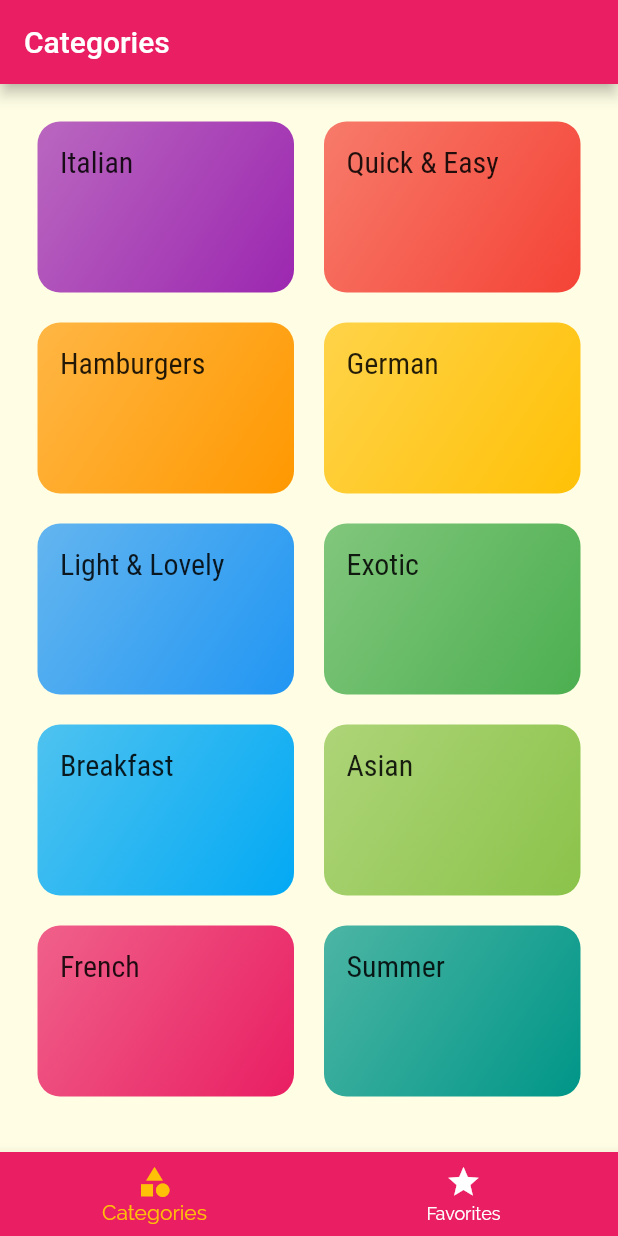
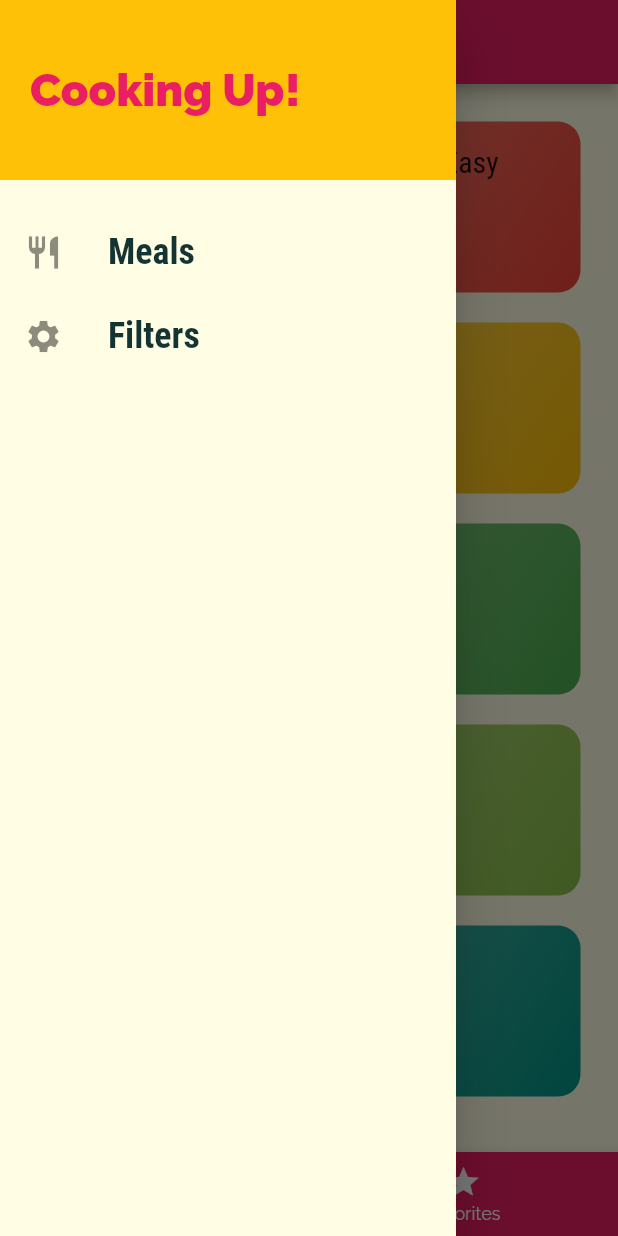
Before and after one commit to isnancahyadi/meals_app, a Flutter app: the screen it shows after launch, with the side drawer open (before the commit the screen has no drawer), on a phone screen of 412 x 824 dp. Run offline on Flutter 3.47's test engine with Material 2 defaults, Android fonts, the phone set to English and light mode, and no system bars.

Commit message:
add custom drawer

```diff
--- a/lib/screens/tabs_screen.dart
+++ b/lib/screens/tabs_screen.dart
@@ -1,4 +1,5 @@
 import 'package:flutter/material.dart';
+import '/widgets/main_drawer.dart';
 import 'categories_screen.dart';
 import 'favorites_screen.dart';
 
@@ -27,6 +28,7 @@ class _TabsScreenState extends State<TabsScreen> {
       appBar: AppBar(
         title: Text(_pages[_selectedPageIndex]['title']),
       ),
+      drawer: MainDrawer(),
       body: _pages[_selectedPageIndex]['page'],
       bottomNavigationBar: BottomNavigationBar(
         onTap: _selectPage,
--- /dev/null
+++ b/lib/widgets/main_drawer.dart
@@ -0,0 +1,48 @@
+import 'package:flutter/material.dart';
+
+class MainDrawer extends StatelessWidget {
+  Widget _buildListTile(String title, IconData icon) {
+    return ListTile(
+      leading: Icon(icon, size: 26),
+      title: Text(
+        title,
+        style: TextStyle(
+          fontFamily: 'RobotoCondensed',
+          fontSize: 24,
+          fontWeight: FontWeight.bold,
+        ),
+      ),
+      onTap: () {
+        // ...
+      },
+    );
+  }
+
+  @override
+  Widget build(BuildContext context) {
+    return Drawer(
+      child: Column(
+        children: <Widget>[
+          Container(
+            height: 120,
+            width: double.infinity,
+            padding: EdgeInsets.all(20),
+            alignment: Alignment.centerLeft,
+            color: Theme.of(context).accentColor,
+            child: Text(
+              'Cooking Up!',
+              style: TextStyle(
+                fontWeight: FontWeight.w900,
+                fontSize: 30,
+                color: Theme.of(context).primaryColor,
+              ),
+            ),
+          ),
+          SizedBox(height: 20),
+          _buildListTile('Meals', Icons.restaurant),
+          _buildListTile('Filters', Icons.settings),
+        ],
+      ),
+    );
+  }
+}
```
